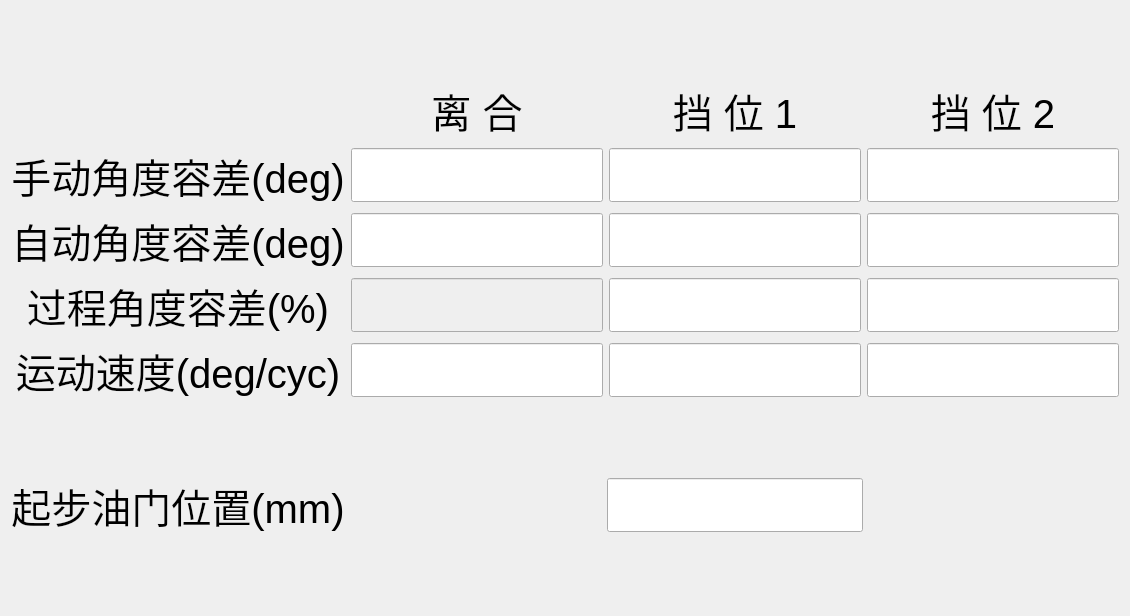
Old version of the form settingwidget/settingwidgetscrobot.ui in the repository TimYun95/ShiftChangingRobotUpperEnd.
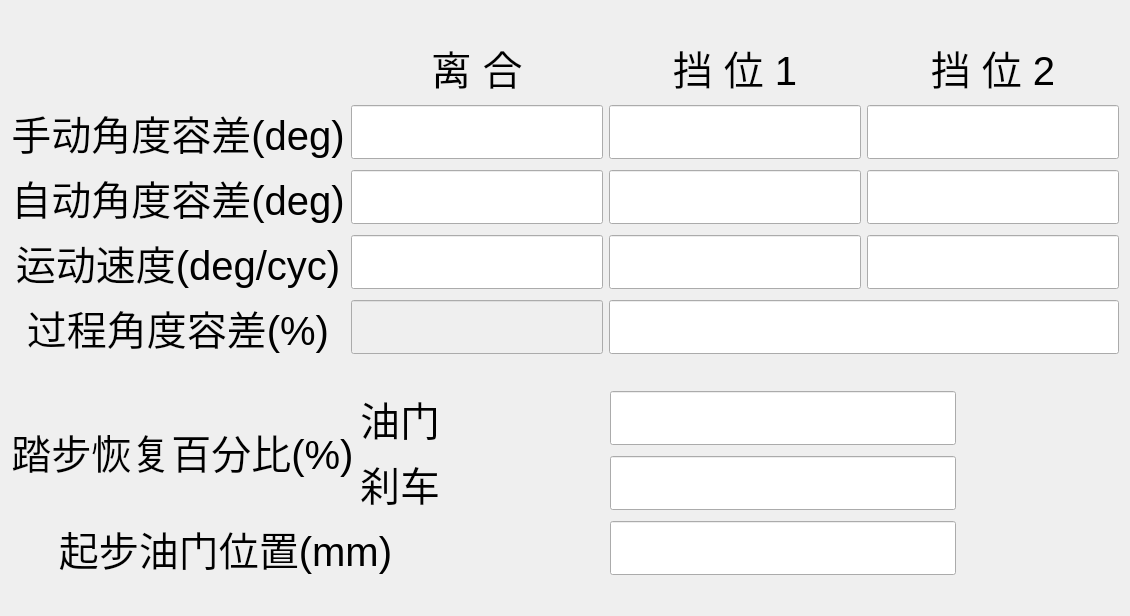
New version of the form.

The edit to the form file:
```diff
--- a/settingwidget/settingwidgetscrobot.ui
+++ b/settingwidget/settingwidgetscrobot.ui
@@ -15,7 +15,7 @@
   </property>
   <layout class="QVBoxLayout" name="verticalLayout_2">
    <item>
-    <layout class="QVBoxLayout" name="verticalLayout" stretch="0,0,0,1,0">
+    <layout class="QVBoxLayout" name="verticalLayout">
      <item>
       <spacer name="verticalSpacer">
        <property name="orientation">
@@ -31,7 +31,7 @@
      </item>
      <item>
       <layout class="QGridLayout" name="gridLayout_2" rowstretch="0,0,0,0,0" columnstretch="0,0,0,0">
-       <item row="4" column="2">
+       <item row="3" column="2">
         <widget class="QLineEdit" name="lineEdit_s13">
          <property name="font">
           <font>
@@ -43,6 +43,60 @@
          </property>
         </widget>
        </item>
+       <item row="3" column="0">
+        <widget class="QLabel" name="label_3">
+         <property name="font">
+          <font>
+           <pointsize>30</pointsize>
+          </font>
+         </property>
+         <property name="text">
+          <string>运动速度(deg/cyc)</string>
+         </property>
+         <property name="alignment">
+          <set>Qt::AlignCenter</set>
+         </property>
+        </widget>
+       </item>
+       <item row="3" column="1">
+        <widget class="QLineEdit" name="lineEdit_c3">
+         <property name="font">
+          <font>
+           <pointsize>30</pointsize>
+          </font>
+         </property>
+         <property name="alignment">
+          <set>Qt::AlignCenter</set>
+         </property>
+        </widget>
+       </item>
+       <item row="4" column="0">
+        <widget class="QLabel" name="label_7">
+         <property name="font">
+          <font>
+           <pointsize>30</pointsize>
+          </font>
+         </property>
+         <property name="text">
+          <string>过程角度容差(%)</string>
+         </property>
+         <property name="alignment">
+          <set>Qt::AlignCenter</set>
+         </property>
+        </widget>
+       </item>
+       <item row="3" column="3">
+        <widget class="QLineEdit" name="lineEdit_s23">
+         <property name="font">
+          <font>
+           <pointsize>30</pointsize>
+          </font>
+         </property>
+         <property name="alignment">
+          <set>Qt::AlignCenter</set>
+         </property>
+        </widget>
+       </item>
        <item row="0" column="2">
         <widget class="QLabel" name="label_5">
          <property name="font">
@@ -97,33 +151,6 @@
          </property>
         </widget>
        </item>
-       <item row="4" column="0">
-        <widget class="QLabel" name="label_3">
-         <property name="font">
-          <font>
-           <pointsize>30</pointsize>
-          </font>
-         </property>
-         <property name="text">
-          <string>运动速度(deg/cyc)</string>
-         </property>
-         <property name="alignment">
-          <set>Qt::AlignCenter</set>
-         </property>
-        </widget>
-       </item>
-       <item row="4" column="3">
-        <widget class="QLineEdit" name="lineEdit_s23">
-         <property name="font">
-          <font>
-           <pointsize>30</pointsize>
-          </font>
-         </property>
-         <property name="alignment">
-          <set>Qt::AlignCenter</set>
-         </property>
-        </widget>
-       </item>
        <item row="2" column="0">
         <widget class="QLabel" name="label_2">
          <property name="font">
@@ -163,18 +190,6 @@
          </property>
         </widget>
        </item>
-       <item row="4" column="1">
-        <widget class="QLineEdit" name="lineEdit_c3">
-         <property name="font">
-          <font>
-           <pointsize>30</pointsize>
-          </font>
-         </property>
-         <property name="alignment">
-          <set>Qt::AlignCenter</set>
-         </property>
-        </widget>
-       </item>
        <item row="1" column="0">
         <widget class="QLabel" name="label">
          <property name="font">
@@ -202,6 +217,18 @@
          </property>
         </widget>
        </item>
+       <item row="1" column="1">
+        <widget class="QLineEdit" name="lineEdit_c1">
+         <property name="font">
+          <font>
+           <pointsize>30</pointsize>
+          </font>
+         </property>
+         <property name="alignment">
+          <set>Qt::AlignCenter</set>
+         </property>
+        </widget>
+       </item>
        <item row="0" column="1">
         <widget class="QLabel" name="label_4">
          <property name="font">
@@ -217,58 +244,7 @@
          </property>
         </widget>
        </item>
-       <item row="1" column="1">
-        <widget class="QLineEdit" name="lineEdit_c1">
-         <property name="font">
-          <font>
-           <pointsize>30</pointsize>
-          </font>
-         </property>
-         <property name="alignment">
-          <set>Qt::AlignCenter</set>
-         </property>
-        </widget>
-       </item>
-       <item row="3" column="0">
-        <widget class="QLabel" name="label_7">
-         <property name="font">
-          <font>
-           <pointsize>30</pointsize>
-          </font>
-         </property>
-         <property name="text">
-          <string>过程角度容差(%)</string>
-         </property>
-         <property name="alignment">
-          <set>Qt::AlignCenter</set>
-         </property>
-        </widget>
-       </item>
-       <item row="3" column="3">
-        <widget class="QLineEdit" name="lineEdit_s2p">
-         <property name="font">
-          <font>
-           <pointsize>30</pointsize>
-          </font>
-         </property>
-         <property name="alignment">
-          <set>Qt::AlignCenter</set>
-         </property>
-        </widget>
-       </item>
-       <item row="3" column="2">
-        <widget class="QLineEdit" name="lineEdit_s1p">
-         <property name="font">
-          <font>
-           <pointsize>30</pointsize>
-          </font>
-         </property>
-         <property name="alignment">
-          <set>Qt::AlignCenter</set>
-         </property>
-        </widget>
-       </item>
-       <item row="3" column="1">
+       <item row="4" column="1">
         <widget class="QLineEdit" name="lineEdit_cp">
          <property name="enabled">
           <bool>false</bool>
@@ -283,6 +259,18 @@
          </property>
         </widget>
        </item>
+       <item row="4" column="2" colspan="2">
+        <widget class="QLineEdit" name="lineEdit_sp">
+         <property name="font">
+          <font>
+           <pointsize>30</pointsize>
+          </font>
+         </property>
+         <property name="alignment">
+          <set>Qt::AlignCenter</set>
+         </property>
+        </widget>
+       </item>
       </layout>
      </item>
      <item>
@@ -299,8 +287,111 @@
       </spacer>
      </item>
      <item>
-      <layout class="QHBoxLayout" name="horizontalLayout_2" stretch="1,1,1,1">
-       <item>
+      <layout class="QGridLayout" name="gridLayout">
+       <item row="2" column="2">
+        <spacer name="horizontalSpacer_8">
+         <property name="orientation">
+          <enum>Qt::Horizontal</enum>
+         </property>
+         <property name="sizeHint" stdset="0">
+          <size>
+           <width>40</width>
+           <height>20</height>
+          </size>
+         </property>
+        </spacer>
+       </item>
+       <item row="0" column="4">
+        <spacer name="horizontalSpacer_4">
+         <property name="orientation">
+          <enum>Qt::Horizontal</enum>
+         </property>
+         <property name="sizeHint" stdset="0">
+          <size>
+           <width>40</width>
+           <height>20</height>
+          </size>
+         </property>
+        </spacer>
+       </item>
+       <item row="1" column="3">
+        <widget class="QLineEdit" name="lineEdit_ar">
+         <property name="font">
+          <font>
+           <pointsize>30</pointsize>
+          </font>
+         </property>
+         <property name="alignment">
+          <set>Qt::AlignCenter</set>
+         </property>
+        </widget>
+       </item>
+       <item row="2" column="4">
+        <spacer name="horizontalSpacer_3">
+         <property name="orientation">
+          <enum>Qt::Horizontal</enum>
+         </property>
+         <property name="sizeHint" stdset="0">
+          <size>
+           <width>40</width>
+           <height>20</height>
+          </size>
+         </property>
+        </spacer>
+       </item>
+       <item row="1" column="4">
+        <spacer name="horizontalSpacer_2">
+         <property name="orientation">
+          <enum>Qt::Horizontal</enum>
+         </property>
+         <property name="sizeHint" stdset="0">
+          <size>
+           <width>40</width>
+           <height>20</height>
+          </size>
+         </property>
+        </spacer>
+       </item>
+       <item row="0" column="0" rowspan="2">
+        <widget class="QLabel" name="label_20">
+         <property name="font">
+          <font>
+           <pointsize>30</pointsize>
+          </font>
+         </property>
+         <property name="text">
+          <string>踏步恢复百分比(%)</string>
+         </property>
+         <property name="alignment">
+          <set>Qt::AlignCenter</set>
+         </property>
+        </widget>
+       </item>
+       <item row="2" column="3">
+        <widget class="QLineEdit" name="lineEdit_startacc">
+         <property name="font">
+          <font>
+           <pointsize>30</pointsize>
+          </font>
+         </property>
+         <property name="alignment">
+          <set>Qt::AlignCenter</set>
+         </property>
+        </widget>
+       </item>
+       <item row="0" column="3">
+        <widget class="QLineEdit" name="lineEdit_br">
+         <property name="font">
+          <font>
+           <pointsize>30</pointsize>
+          </font>
+         </property>
+         <property name="alignment">
+          <set>Qt::AlignCenter</set>
+         </property>
+        </widget>
+       </item>
+       <item row="2" column="0" colspan="2">
         <widget class="QLabel" name="label_18">
          <property name="font">
           <font>
@@ -315,8 +406,23 @@
          </property>
         </widget>
        </item>
-       <item>
-        <spacer name="horizontalSpacer">
+       <item row="0" column="1">
+        <widget class="QLabel" name="label_10">
+         <property name="font">
+          <font>
+           <pointsize>30</pointsize>
+          </font>
+         </property>
+         <property name="text">
+          <string>油门</string>
+         </property>
+         <property name="alignment">
+          <set>Qt::AlignCenter</set>
+         </property>
+        </widget>
+       </item>
+       <item row="0" column="2">
+        <spacer name="horizontalSpacer_7">
          <property name="orientation">
           <enum>Qt::Horizontal</enum>
          </property>
@@ -328,20 +434,23 @@
          </property>
         </spacer>
        </item>
-       <item>
-        <widget class="QLineEdit" name="lineEdit_startacc">
+       <item row="1" column="1">
+        <widget class="QLabel" name="label_9">
          <property name="font">
           <font>
            <pointsize>30</pointsize>
           </font>
          </property>
+         <property name="text">
+          <string>刹车</string>
+         </property>
          <property name="alignment">
           <set>Qt::AlignCenter</set>
          </property>
         </widget>
        </item>
-       <item>
-        <spacer name="horizontalSpacer_2">
+       <item row="1" column="2">
+        <spacer name="horizontalSpacer_9">
          <property name="orientation">
           <enum>Qt::Horizontal</enum>
          </property>
```
